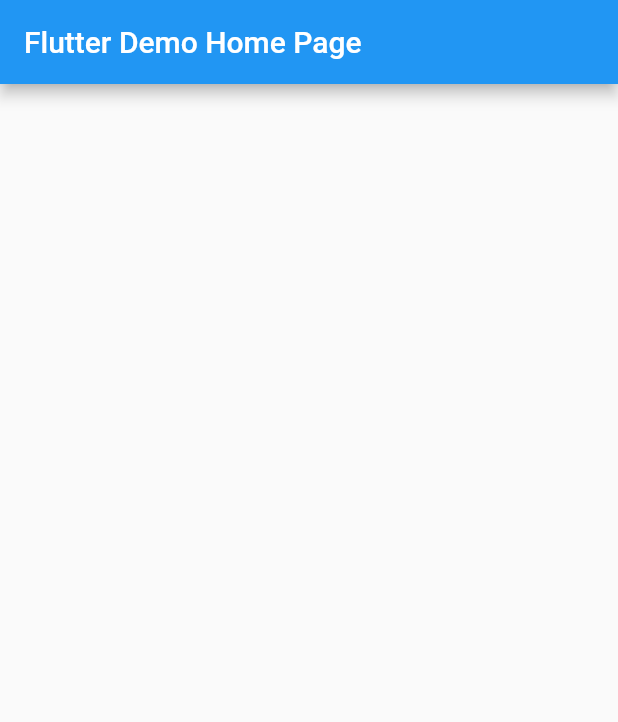
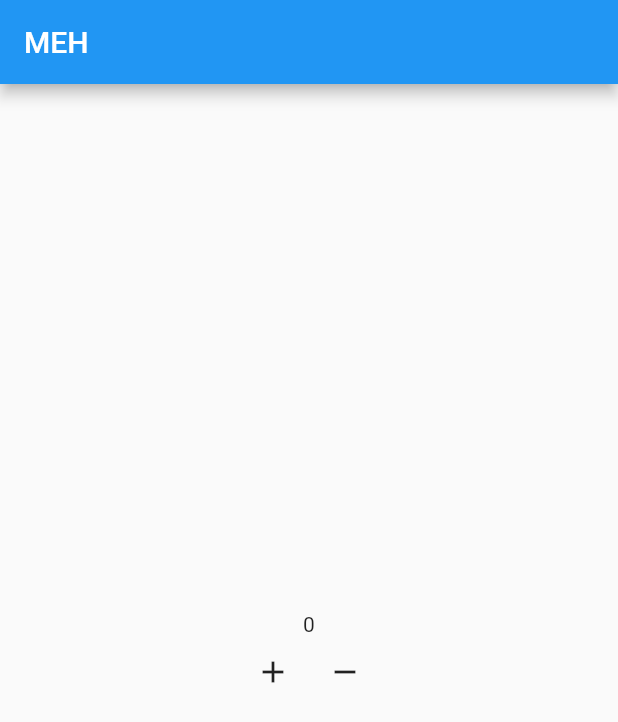
Before and after one commit to Nikiroiduk/bloc_with_router, a Flutter app: the screen it shows after launch, on a phone screen of 412 x 824 dp. Shown: the top 722 px of the screen. Run offline on Flutter 3.47's test engine with Material 2 defaults, Android fonts, the phone set to English and light mode, and no system bars; our stand-ins replace bloc, flutter_bloc.

Commit message:
well, simpliest cubit ready

```diff
--- /dev/null
+++ b/lib/cubit/counter_cubit.dart
@@ -0,0 +1,14 @@
+import 'package:bloc/bloc.dart';
+import 'package:flutter/widgets.dart';
+import 'package:meta/meta.dart';
+
+part 'counter_state.dart';
+
+class CounterCubit extends Cubit<CounterState> {
+  CounterCubit() : super(CounterInitial(counterValue: 0));
+
+  void increment() =>
+      emit(CounterInitial(counterValue: state.counterValue + 1));
+  void decrement() =>
+      emit(CounterInitial(counterValue: state.counterValue - 1));
+}
--- /dev/null
+++ b/lib/cubit/counter_state.dart
@@ -0,0 +1,13 @@
+part of 'counter_cubit.dart';
+
+@immutable
+abstract class CounterState {
+  int get counterValue => 0;
+}
+
+class CounterInitial extends CounterState {
+  late final int _counterValue;
+  CounterInitial({required int counterValue}) : _counterValue = counterValue;
+  @override
+  int get counterValue => _counterValue;
+}
--- a/lib/main.dart
+++ b/lib/main.dart
@@ -1,4 +1,6 @@
+import 'package:bloc_with_router/cubit/counter_cubit.dart';
 import 'package:flutter/material.dart';
+import 'package:flutter_bloc/flutter_bloc.dart';
 
 void main() {
   runApp(const MyApp());
@@ -9,20 +11,21 @@
 
   @override
   Widget build(BuildContext context) {
-    return MaterialApp(
-      title: 'Flutter Demo',
-      theme: ThemeData(
-        primarySwatch: Colors.blue,
+    return BlocProvider<CounterCubit>(
+      create: (context) => CounterCubit(),
+      child: MaterialApp(
+        title: 'Flutter Demo',
+        theme: ThemeData(
+          primarySwatch: Colors.blue,
+        ),
+        home: const MyHomePage(),
       ),
-      home: const MyHomePage(title: 'Flutter Demo Home Page'),
     );
   }
 }
 
 class MyHomePage extends StatefulWidget {
-  const MyHomePage({Key? key, required this.title}) : super(key: key);
-
-  final String title;
+  const MyHomePage({Key? key}) : super(key: key);
 
   @override
   State<MyHomePage> createState() => _MyHomePageState();
@@ -33,9 +36,36 @@
   Widget build(BuildContext context) {
     return Scaffold(
       appBar: AppBar(
-        title: Text(widget.title),
+        title: const Text('MEH'),
       ),
-      body: Container(),
+      body: Center(
+        child: Column(
+          mainAxisAlignment: MainAxisAlignment.center,
+          children: [
+            BlocBuilder<CounterCubit, CounterState>(builder: (context, state) {
+              return Text('${state.counterValue}');
+            }),
+            Row(
+              crossAxisAlignment: CrossAxisAlignment.center,
+              mainAxisAlignment: MainAxisAlignment.center,
+              children: [
+                IconButton(
+                  icon: const Icon(Icons.add),
+                  onPressed: () {
+                    BlocProvider.of<CounterCubit>(context).increment();
+                  },
+                ),
+                IconButton(
+                  icon: const Icon(Icons.remove),
+                  onPressed: () {
+                    BlocProvider.of<CounterCubit>(context).decrement();
+                  },
+                ),
+              ],
+            ),
+          ],
+        ),
+      ),
     );
   }
 }
--- a/pubspec.yaml
+++ b/pubspec.yaml
@@ -34,6 +34,7 @@
   # The following adds the Cupertino Icons font to your application.
   # Use with the CupertinoIcons class for iOS style icons.
   cupertino_icons: ^1.0.2
+  flutter_bloc: ^8.0.1
 
 dev_dependencies:
   flutter_test:
```
Also changed, not shown: pubspec.lock.
